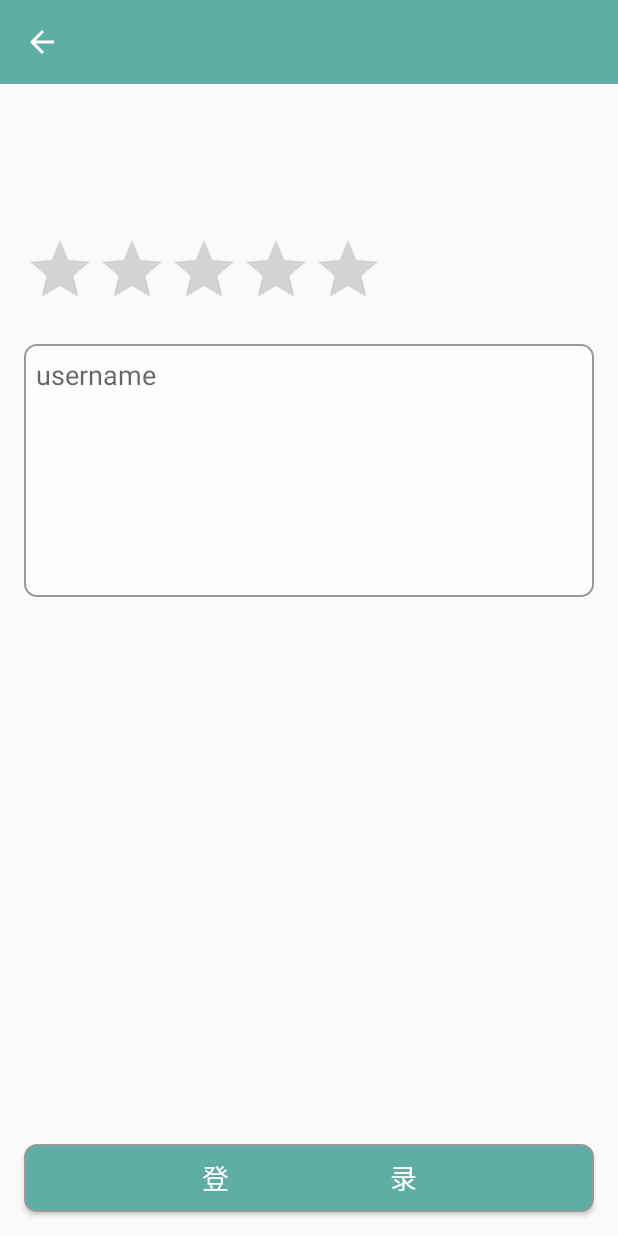
After one commit to cocoandy/BookstoreApp, an Android app: the CommentEditActivity screen opened directly, with no data from a screen before it, on a phone screen of 412 x 824 dp. The commit adds this screen. Run offline under Robolectric (Android 15) with nearby library versions, the phone set to English and light mode, and no system bars; our stand-ins replace ButterKnife; libraries missing offline, so code that uses them is left out: cn.bmob.v3, com.dou361.dialogui; pictures from the network do not load; 2 statements that could not run were skipped.

```diff
--- a/app/src/main/AndroidManifest.xml
+++ b/app/src/main/AndroidManifest.xml
@@ -43,8 +43,9 @@
         <activity android:name=".ui.activity.PayActivity" />
         <activity android:name=".ui.activity.MineEditActivity" />
         <activity android:name="com.soundcloud.android.crop.CropImageActivity" />
-        <activity android:name=".ui.activity.BooksMainActivity"></activity>
-        <activity android:name=".ui.activity.OrderActivity"></activity>
+        <activity android:name=".ui.activity.BooksMainActivity" />
+        <activity android:name=".ui.activity.OrderActivity" />
+        <activity android:name=".ui.activity.CommentEditActivity"></activity>
     </application>
 
 </manifest>
--- /dev/null
+++ b/app/src/main/java/com/gxwz/wzxy/bookstoreapp/ui/activity/CommentEditActivity.java
@@ -0,0 +1,90 @@
+package com.gxwz.wzxy.bookstoreapp.ui.activity;
+
+import android.content.Intent;
+import android.support.v7.app.AppCompatActivity;
+import android.os.Bundle;
+import android.support.v7.widget.LinearLayoutManager;
+import android.support.v7.widget.RecyclerView;
+import android.util.Log;
+import android.view.View;
+import android.widget.EditText;
+import android.widget.RatingBar;
+
+import com.gxwz.wzxy.bookstoreapp.R;
+import com.gxwz.wzxy.bookstoreapp.adapter.BookHAdapter;
+import com.gxwz.wzxy.bookstoreapp.adapter.OrderBooksAdapter;
+import com.gxwz.wzxy.bookstoreapp.base.BaseActivity;
+import com.gxwz.wzxy.bookstoreapp.modle.BookInfo;
+import com.gxwz.wzxy.bookstoreapp.modle.CommentInfo;
+import com.gxwz.wzxy.bookstoreapp.modle.ShopCarInfo;
+import com.gxwz.wzxy.bookstoreapp.view.RecycleViewDivider;
+
+import java.util.ArrayList;
+import java.util.List;
+
+import butterknife.BindView;
+import butterknife.ButterKnife;
+import butterknife.OnClick;
+import cn.bmob.v3.Bmob;
+import cn.bmob.v3.BmobUser;
+import cn.bmob.v3.exception.BmobException;
+import cn.bmob.v3.listener.SaveListener;
+
+public class CommentEditActivity extends BaseActivity {
+    @BindView(R.id.recycle)
+    RecyclerView recycle;
+    @BindView(R.id.ratingBar)
+    RatingBar ratingBar;
+    @BindView(R.id.comment_context)
+    EditText comment;
+    BookInfo bookInfo;
+    ArrayList<ShopCarInfo> shopCarInfos;
+    BookHAdapter mAdapter;
+    @Override
+    protected void onCreate(Bundle savedInstanceState) {
+        super.onCreate(savedInstanceState);
+        setContentView(R.layout.activity_comment_edit);
+        ButterKnife.bind(this);
+        shopCarInfos = (ArrayList<ShopCarInfo>) getIntent().getSerializableExtra("shopCarInfos");
+        initRecycle();
+    }
+
+    @OnClick({R.id.submit})
+    public void onClick(View view) {
+        float number = ratingBar.getRating();
+        String commStr = comment.getText().toString();
+        if (BmobUser.getCurrentUser() == null) {
+            startActivity(new Intent(context, LoginActivity.class));
+            return;
+        }
+        CommentInfo commentInfo = new CommentInfo();
+        commentInfo.setUserName(BmobUser.getCurrentUser().getUsername());
+        commentInfo.setBookInfo(bookInfo);
+        commentInfo.setContext(commStr);
+        commentInfo.setFating(number);
+        commentInfo.save(new SaveListener<String>() {
+            @Override
+            public void done(String s, BmobException e) {
+                if (e==null){
+                    Log.e(TAG,"保存成功");
+                }
+            }
+        });
+    }
+
+    /**
+     * 初始化数控数据列表
+     */
+    private void initRecycle() {
+        mAdapter = new BookHAdapter(context, shopCarInfos);
+        //创建默认的线性LayoutManager
+        LinearLayoutManager linearLayoutManager = new LinearLayoutManager(context);
+        linearLayoutManager.setOrientation(LinearLayoutManager.HORIZONTAL);
+        recycle.setLayoutManager(linearLayoutManager);
+        //如果可以确定每个item的高度是固定的，设置这个选项可以提高性能
+        recycle.setHasFixedSize(true);
+        //创建并设置Adapter
+        recycle.setAdapter(mAdapter);
+        recycle.addItemDecoration(new RecycleViewDivider(context, LinearLayoutManager.HORIZONTAL));
+    }
+}
--- /dev/null
+++ b/app/src/main/res/layout/activity_comment_edit.xml
@@ -0,0 +1,53 @@
+<?xml version="1.0" encoding="utf-8"?>
+<LinearLayout xmlns:android="http://schemas.android.com/apk/res/android"
+    xmlns:app="http://schemas.android.com/apk/res-auto"
+    xmlns:tools="http://schemas.android.com/tools"
+    android:layout_width="match_parent"
+    android:layout_height="match_parent"
+    android:orientation="vertical"
+    tools:context="com.gxwz.wzxy.bookstoreapp.ui.activity.CommentEditActivity">
+
+    <include layout="@layout/view_toolbar" />
+
+    <LinearLayout
+        android:layout_width="match_parent"
+        android:layout_height="wrap_content"
+        android:gravity="center_horizontal"
+        android:orientation="vertical">
+
+        <ImageView
+            android:layout_width="100dp"
+            android:layout_height="100dp" />
+
+        <android.support.v7.widget.RecyclerView
+            android:id="@+id/recycle"
+            android:background="@color/colorInactive"
+            android:layout_width="match_parent"
+            android:layout_height="match_parent" />
+    </LinearLayout>
+
+    <RatingBar
+        android:id="@+id/ratingBar"
+        android:layout_width="wrap_content"
+        android:layout_height="wrap_content"
+        android:layout_marginLeft="16dp" />
+
+    <EditText
+        android:id="@+id/comment_context"
+        style="@style/editText"
+        android:layout_height="wrap_content"
+        android:gravity="clip_horizontal"
+        android:hint="username"
+        android:minLines="7" />
+
+    <View
+        android:layout_width="match_parent"
+        android:layout_height="match_parent"
+        android:layout_weight="1" />
+
+    <Button
+        android:id="@+id/submit"
+        style="@style/button"
+        android:text="登                       录" />
+
+</LinearLayout>
--- a/app/src/main/res/layout/activity_login.xml
+++ b/app/src/main/res/layout/activity_login.xml
@@ -13,7 +13,7 @@
         android:orientation="vertical">
 
         <EditText
-            android:id="@+id/login_username"
+            android:id="@+id/activity_login_username"
             style="@style/editText"
             android:drawableLeft="@mipmap/icon_username"
             android:hint="username" />
--- a/app/src/main/res/values/styles.xml
+++ b/app/src/main/res/values/styles.xml
@@ -46,7 +46,7 @@
     </style>
     <style name="line">
         <item name="android:layout_width">match_parent</item>
-        <item name="android:layout_height">1dp</item>
+        <item name="android:layout_height">0.5dp</item>
         <item name="android:background">@color/dividing_line</item>
     </style>
 </resources>
```
Also changed, not shown: app/build.gradle (+5 -5 lines), app/src/main/java/com/gxwz/wzxy/bookstoreapp/adapter/BookHAdapter.java (added, +50 -0 lines), app/src/main/java/com/gxwz/wzxy/bookstoreapp/adapter/OrderAdapter.java (+84 -30 lines), app/src/main/java/com/gxwz/wzxy/bookstoreapp/modle/CommentInfo.java (added, +46 -0 lines), app/src/main/java/com/gxwz/wzxy/bookstoreapp/modle/OrderInfo.java (+20 -19 lines), app/src/main/java/com/gxwz/wzxy/bookstoreapp/ui/activity/LoginActivity.java (+4 -4 lines), app/src/main/java/com/gxwz/wzxy/bookstoreapp/ui/activity/OrderEditActivity.java (+17 -7 lines), app/src/main/java/com/gxwz/wzxy/bookstoreapp/ui/activity/PayActivity.java (+7 -13 lines), app/src/main/res/layout/item_h_books.xml (added, +16 -0 lines), app/src/main/res/layout/item_order.xml (+40 -25 lines).
